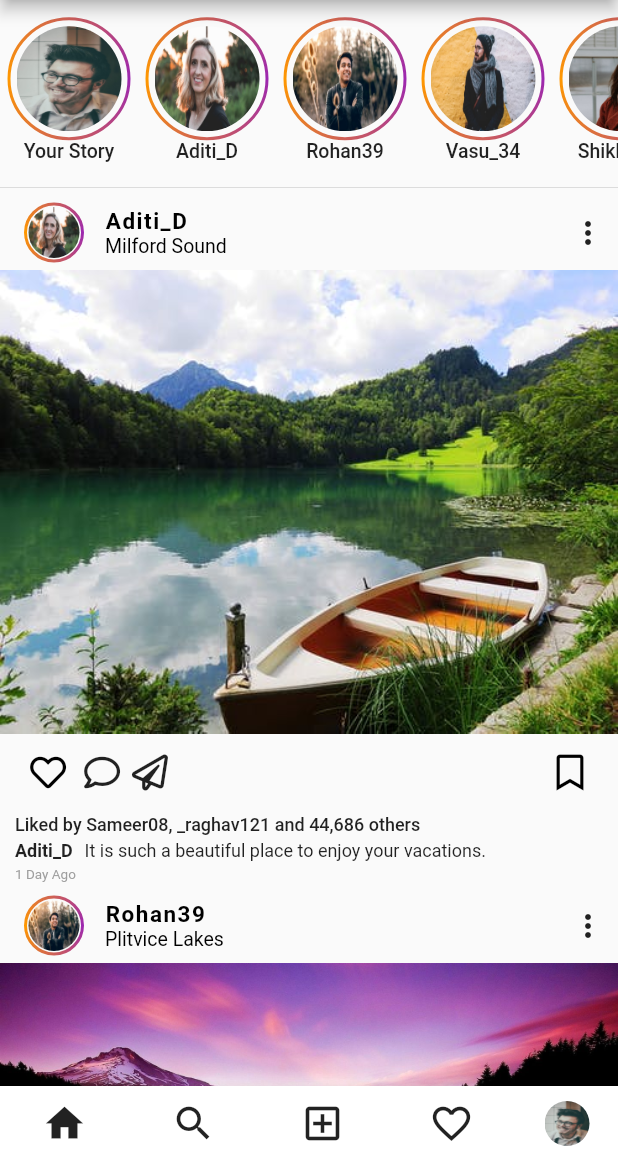
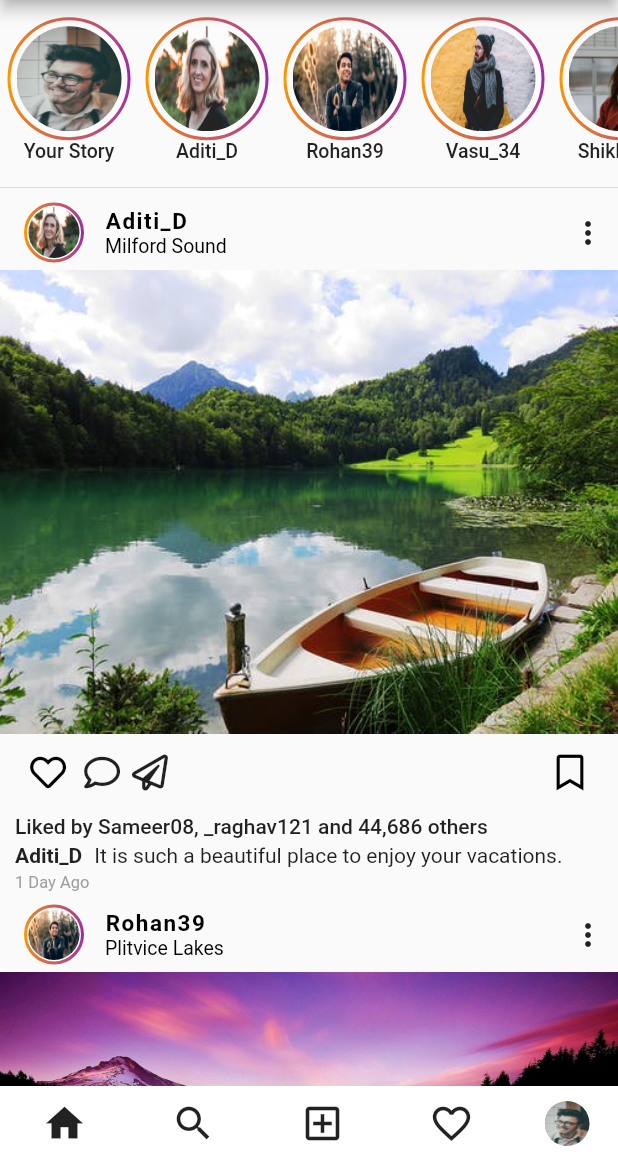
Before and after one commit to Sameer0820/Instagram, a Flutter app: the HomePage screen opened directly, on a phone screen of 412 x 824 dp, the part 75-1236 px from its top. Run offline on Flutter 3.47's test engine with Material 2 defaults, Android fonts, the phone set to English and light mode, and no system bars; our stand-ins replace font_awesome_flutter.

Commit message:
font size changed

```diff
--- a/lib/insta_posts.dart
+++ b/lib/insta_posts.dart
@@ -165,7 +165,7 @@ class _PostsState extends State<Posts> {
             children: [
               Text(
                 "Liked by Sameer08, _raghav121 and 44,686 others",
-                style: TextStyle(fontWeight: FontWeight.w500, fontSize: 12),
+                style: TextStyle(fontWeight: FontWeight.w500, fontSize: 14),
                 textAlign: TextAlign.start,
               ),
             ],
@@ -177,14 +177,14 @@ class _PostsState extends State<Posts> {
             children: [
               Text(
                 widget.name,
-                style: TextStyle(fontWeight: FontWeight.bold, fontSize: 12),
+                style: TextStyle(fontWeight: FontWeight.bold, fontSize: 14),
               ),
               SizedBox(
                 width: 8,
               ),
               Text(
                 widget.caption,
-                style: TextStyle(fontSize: 12),
+                style: TextStyle(fontSize: 14),
                 textAlign: TextAlign.left,
               ),
             ],
@@ -196,7 +196,7 @@ class _PostsState extends State<Posts> {
             children: [
               Text(
                 "1 Day Ago",
-                style: TextStyle(fontSize: 9, color: Colors.grey),
+                style: TextStyle(fontSize: 11, color: Colors.grey),
               ),
             ],
           ),
```
